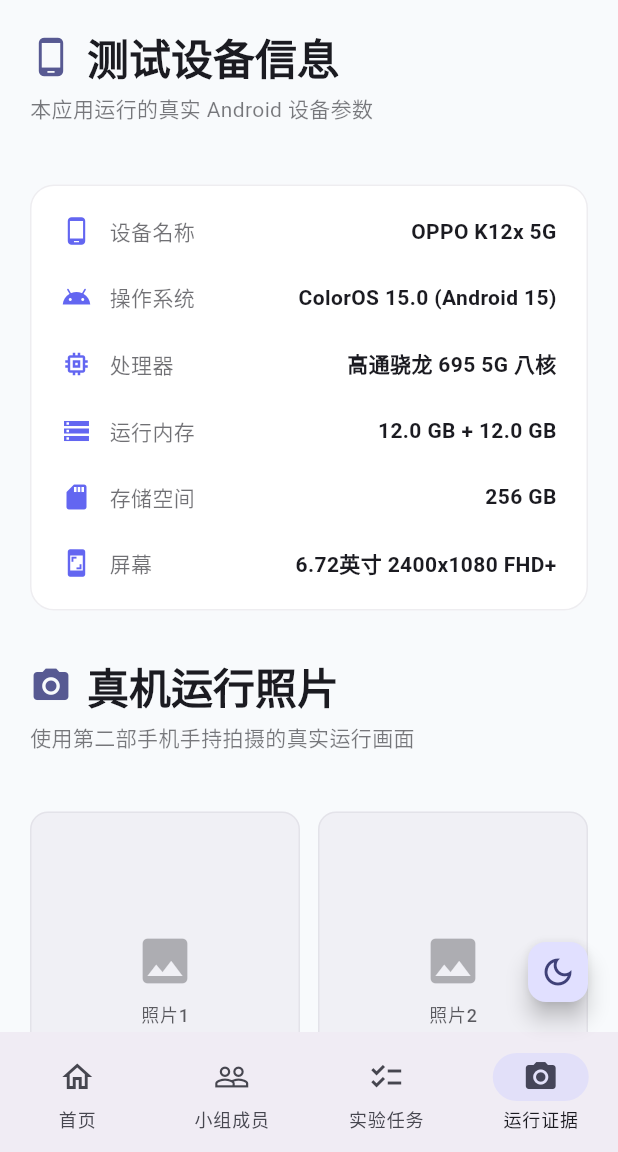
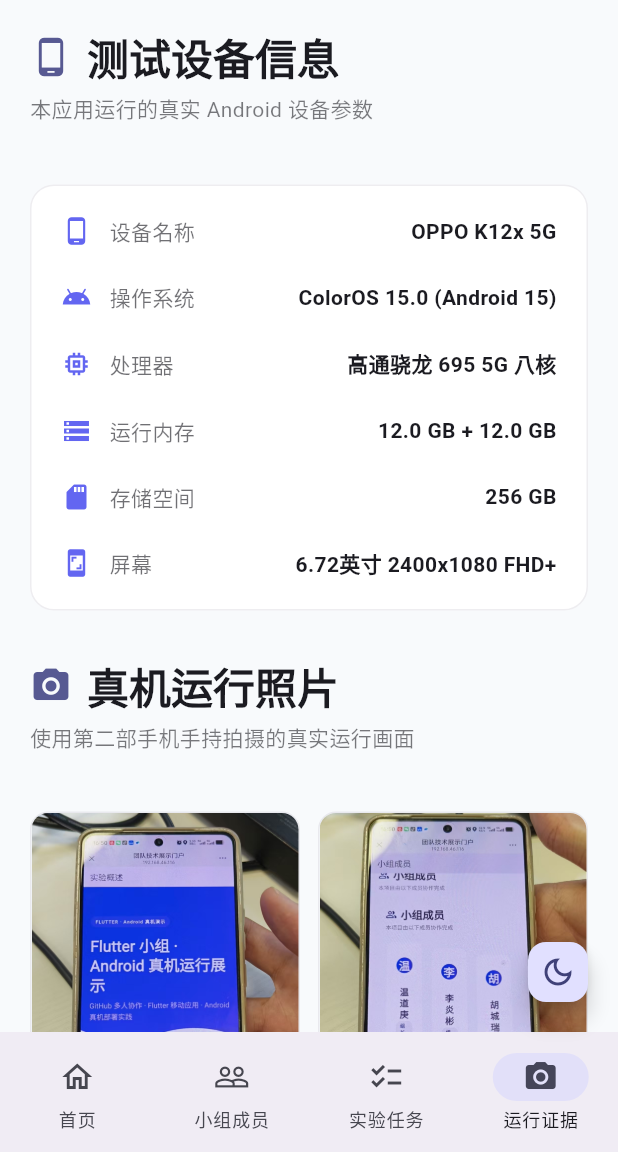
Before and after one commit to umm0v0/flutter-android-group-demo, a Flutter app: the EvidencePage screen opened by its route, on a phone screen of 412 x 824 dp, the part 84-1236 px from its top. Run offline on Flutter 3.47's test engine with Material 3 defaults, Android fonts, the phone set to English and light mode, and no system bars; our stand-ins replace flutter_riverpod, go_router.

Commit message:
feat: 运行证据页用真实照片替换占位图标，注册images资源

```diff
--- a/lib/features/evidence/evidence_page.dart
+++ b/lib/features/evidence/evidence_page.dart
@@ -128,42 +128,89 @@
       crossAxisSpacing: 12,
       mainAxisSpacing: 12,
       childAspectRatio: 0.75,
-      children: const [
-        _PhotoPlaceholder(label: "照片1", desc: "应用启动页面"),
-        _PhotoPlaceholder(label: "照片2", desc: "实验概述页面"),
-        _PhotoPlaceholder(label: "照片3", desc: "小组成员列表"),
-        _PhotoPlaceholder(label: "照片4", desc: "运行任务列表"),
+      children: [
+        _PhotoCard(imagePath: "images/photo1.jpg", label: "照片1", desc: "应用启动页面"),
+        _PhotoCard(imagePath: "images/photo2.jpg", label: "照片2", desc: "实验概述页面"),
+        _PhotoCard(imagePath: "images/photo3.jpg", label: "照片3", desc: "小组成员列表"),
+        _PhotoCard(imagePath: "images/photo4.jpg", label: "照片4", desc: "运行任务列表"),
       ],
     );
   }
 }
 
-class _PhotoPlaceholder extends StatelessWidget {
+class _PhotoCard extends StatelessWidget {
+  final String imagePath;
   final String label;
   final String desc;
-  const _PhotoPlaceholder({required this.label, required this.desc});
+  const _PhotoCard({required this.imagePath, required this.label, required this.desc});
 
   @override
   Widget build(BuildContext context) {
     return Container(
       decoration: BoxDecoration(
-        color: Theme.of(context).colorScheme.surfaceContainerHighest.withAlpha(100),
         borderRadius: BorderRadius.circular(12),
         border: Border.all(
           color: Theme.of(context).colorScheme.outlineVariant.withAlpha(80),
         ),
       ),
+      child: Stack(
+        fit: StackFit.expand,
+        children: [
+          ClipRRect(
+            borderRadius: BorderRadius.circular(11),
+            child: Image.asset(
+              imagePath,
+              fit: BoxFit.cover,
+              errorBuilder: (context, error, stackTrace) => Container(
+                color: Theme.of(context).colorScheme.surfaceContainerHighest.withAlpha(100),
                 child: Column(
                   mainAxisAlignment: MainAxisAlignment.center,
                   children: [
-          Icon(Icons.image, size: 40, color: Theme.of(context).colorScheme.onSurface.withAlpha(80)),
-          const SizedBox(height: 8),
+                    Icon(Icons.broken_image, size: 36, color: Theme.of(context).colorScheme.onSurface.withAlpha(80)),
+                    const SizedBox(height: 6),
                     Text(label, style: Theme.of(context).textTheme.labelMedium?.copyWith(
                       color: Theme.of(context).colorScheme.onSurface.withAlpha(180),
                     )),
+                  ],
+                ),
+              ),
+            ),
+          ),
+          Positioned(
+            bottom: 0,
+            left: 0,
+            right: 0,
+            child: Container(
+              padding: const EdgeInsets.symmetric(vertical: 6, horizontal: 8),
+              decoration: BoxDecoration(
+                gradient: LinearGradient(
+                  begin: Alignment.topCenter,
+                  end: Alignment.bottomCenter,
+                  colors: [
+                    Colors.transparent,
+                    Colors.black.withAlpha(140),
+                  ],
+                ),
+                borderRadius: const BorderRadius.only(
+                  bottomLeft: Radius.circular(11),
+                  bottomRight: Radius.circular(11),
+                ),
+              ),
+              child: Column(
+                crossAxisAlignment: CrossAxisAlignment.start,
+                mainAxisSize: MainAxisSize.min,
+                children: [
+                  Text(label, style: Theme.of(context).textTheme.labelMedium?.copyWith(
+                    color: Colors.white,
+                    fontWeight: FontWeight.w600,
+                  )),
                   Text(desc, style: Theme.of(context).textTheme.labelSmall?.copyWith(
-            color: Theme.of(context).colorScheme.onSurface.withAlpha(120),
+                    color: Colors.white.withAlpha(200),
                   )),
+                ],
+              ),
+            ),
+          ),
         ],
       ),
     );
--- a/pubspec.yaml
+++ b/pubspec.yaml
@@ -21,3 +21,5 @@
 
 flutter:
   uses-material-design: true
+  assets:
+    - images/
```
Lines whose indentation alone changed are shown as unchanged.
